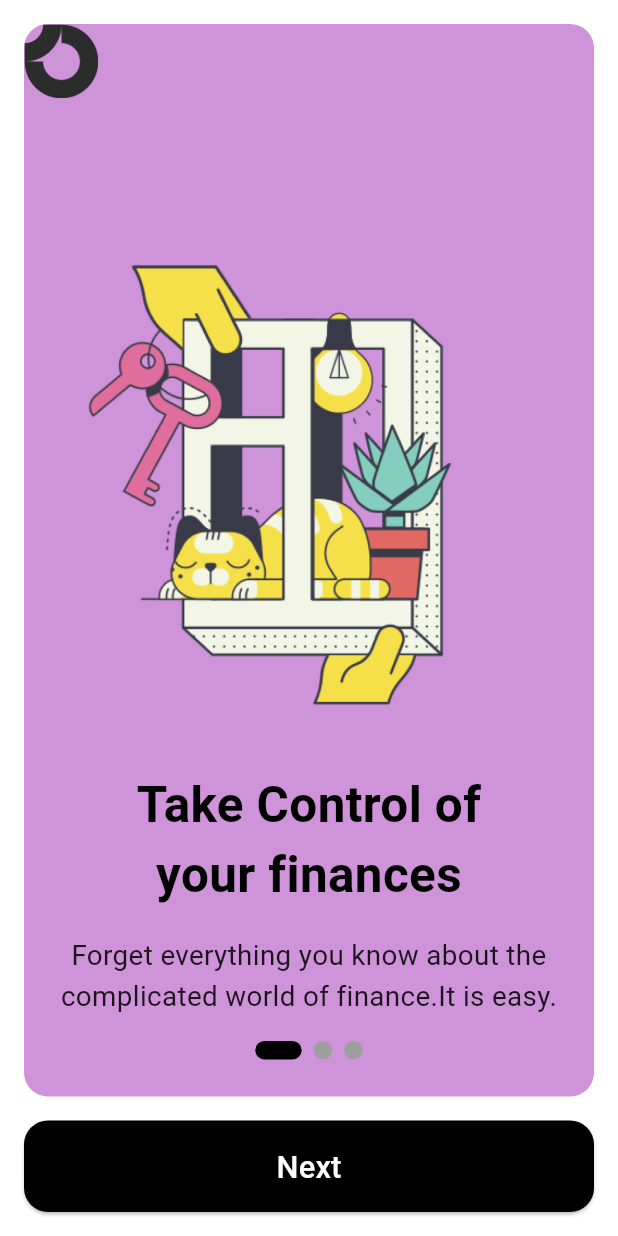
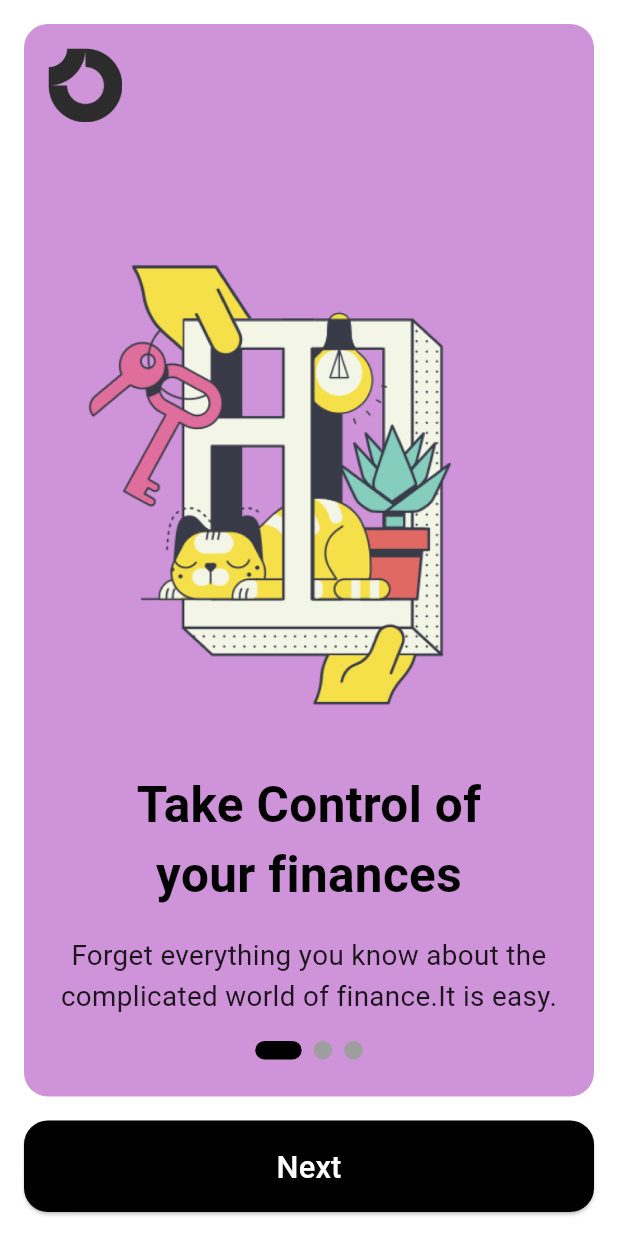
Before and after one commit to mayur-chaudhari-eazr/eazrdaily, a Flutter app: the screen it shows after launch, on a phone screen of 412 x 824 dp. Run offline on Flutter 3.47's test engine with Material 3 defaults, Android fonts, the phone set to English and light mode, and no system bars; drawn by our look-alikes of smooth_page_indicator; our stand-ins replace flutter_bloc, flutter_countdown_timer, flutter_otp_text_field, syncfusion_flutter_charts.

Commit message:
minor changes

```diff
--- a/lib/features/onboarding/OnboardingScreen1.dart
+++ b/lib/features/onboarding/OnboardingScreen1.dart
@@ -145,9 +145,12 @@ class _OnboardingScreen1State extends State<OnboardingScreen1> {
           crossAxisAlignment: CrossAxisAlignment.start,
           children: [
             // Logo Image
-            Image.asset(
-              'assets/images/onlylogo.png', // Replace with your logo path
-              height: screenSize.height * 0.06, // Responsive logo size
+            Padding(
+              padding: const EdgeInsets.all(16.0),
+              child: Image.asset(
+                'assets/images/onlylogo.png', // Replace with your logo path
+                height: screenSize.height * 0.06, // Responsive logo size
+              ),
             ),
             const Spacer(),
             // Onboarding Main Image
```
